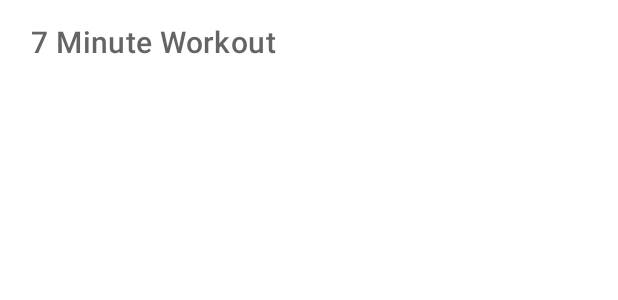
After one commit to vishalkk/QuickWorkout, an Android app: the layout activity_excercise.xml on its own in the app's theme, with its tools: preview values and no code run, on a phone screen of 412 x 824 dp. The commit adds this screen. Shown: the top 300 px of the screen. Run offline under Robolectric (Android 15) with nearby library versions, the phone set to English and light mode, and no system bars.

Commit message:
added excercise activity, appbar, navigation

```diff
--- /dev/null
+++ b/app/src/main/res/layout/activity_excercise.xml
@@ -0,0 +1,16 @@
+<?xml version="1.0" encoding="utf-8"?>
+<RelativeLayout xmlns:android="http://schemas.android.com/apk/res/android"
+    xmlns:app="http://schemas.android.com/apk/res-auto"
+    xmlns:tools="http://schemas.android.com/tools"
+    android:layout_width="match_parent"
+    android:layout_height="match_parent"
+    tools:context=".ExcerciseActivity">
+<androidx.appcompat.widget.Toolbar
+    android:id="@+id/toolBarExcercise"
+    android:layout_width="match_parent"
+    app:title=" 7 Minute Workout"
+    android:theme="@style/ToolBarTheme"
+    android:layout_height="?android:attr/actionBarSize"
+    android:background="@color/white"
+    app:titleTextColor="@color/colorPrimary"/>
+</RelativeLayout>
--- a/app/src/main/res/values-night/themes.xml
+++ b/app/src/main/res/values-night/themes.xml
@@ -13,4 +13,7 @@
         <item name="android:statusBarColor">?attr/colorPrimaryVariant</item>
         <!-- Customize your theme here. -->
     </style>
+    <style name="ToolBarTheme" parent="@style/ThemeOverlay.MaterialComponents.ActionBar">
+        <item name="colorControlNormal">@color/toolbar_colo_control_normal</item>
+    </style>
 </resources>
--- a/app/src/main/res/values/colors.xml
+++ b/app/src/main/res/values/colors.xml
@@ -10,5 +10,6 @@
     <color name="colorPrimary">#B2212121</color>
     <color name="colorPrimaryDark">#B2212121</color>
     <color name="colorAccent">#008F24</color>
-<color name="lghtGrey"> #C4C4C4</color>
+    <color name="lghtGrey"> #C4C4C4</color>
+    <color name="toolbar_colo_control_normal">#FF000000</color>
 </resources>
--- a/app/src/main/res/values/themes.xml
+++ b/app/src/main/res/values/themes.xml
@@ -13,4 +13,7 @@
         <item name="android:statusBarColor">?attr/colorPrimaryVariant</item>
         <!-- Customize your theme here. -->
     </style>
+    <style name="ToolBarTheme" parent="@style/ThemeOverlay.MaterialComponents.ActionBar">
+        <item name="colorControlNormal">@color/toolbar_colo_control_normal</item>
+    </style>
 </resources>
```
Also changed, not shown: app/src/main/AndroidManifest.xml (+10 -3 lines), app/src/main/java/com/example/quickworkout/ExcerciseActivity.kt (added, +24 -0 lines), app/src/main/java/com/example/quickworkout/MainActivity.kt (+3 -5 lines).
